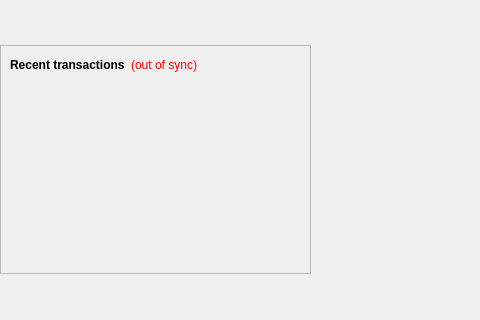
Binarycoin/binarycoin, file src/qt/forms/overviewpage.ui: the form before one commit; both pictures show x 0 to 480 and y 145 to 465 of the 812 by 465 pixel window.
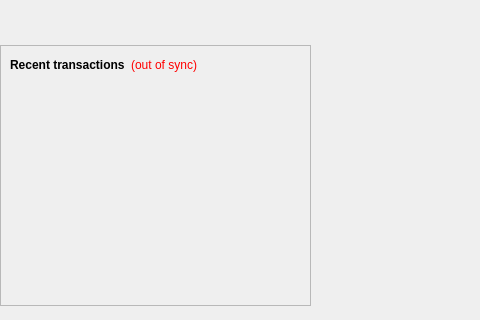
The form after the commit. Icons and pictures are not drawn.

```diff
--- a/src/qt/forms/overviewpage.ui
+++ b/src/qt/forms/overviewpage.ui
@@ -510,19 +510,6 @@
       </layout>
      </widget>
     </item>
-    <item>
-     <spacer name="verticalSpacer_2">
-      <property name="orientation">
-       <enum>Qt::Vertical</enum>
-      </property>
-      <property name="sizeHint" stdset="0">
-       <size>
-        <width>20</width>
-        <height>40</height>
-       </size>
-      </property>
-     </spacer>
-    </item>
    </layout>
   </widget>
   <widget class="QLabel" name="label_6">
```
